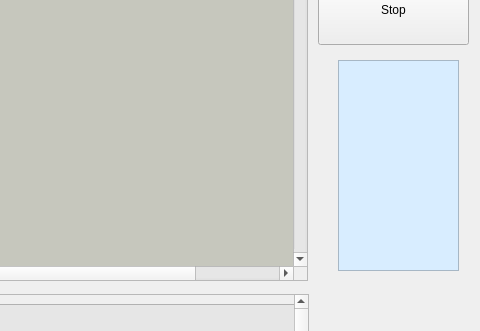
Near8954/-----------------, file simple_gui.ui: the form before one commit; both pictures show x 842 to 1322 and y 146 to 477 of the 1322 by 854 pixel window.
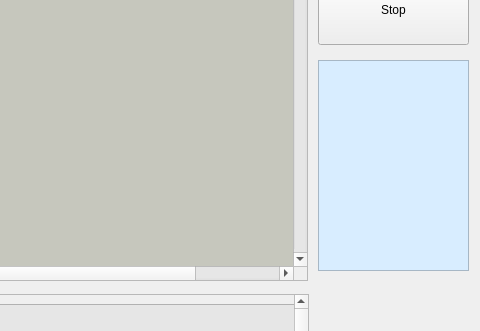
The form after the commit.

Diff of the .ui file:
```diff
--- a/simple_gui.ui
+++ b/simple_gui.ui
@@ -560,9 +560,9 @@
    </property>
    <property name="geometry">
     <rect>
-     <x>1180</x>
+     <x>1160</x>
      <y>206</y>
-     <width>121</width>
+     <width>151</width>
      <height>211</height>
     </rect>
    </property>
```
Left out of the diff: 8 changed lines with no effect on the pictures.
